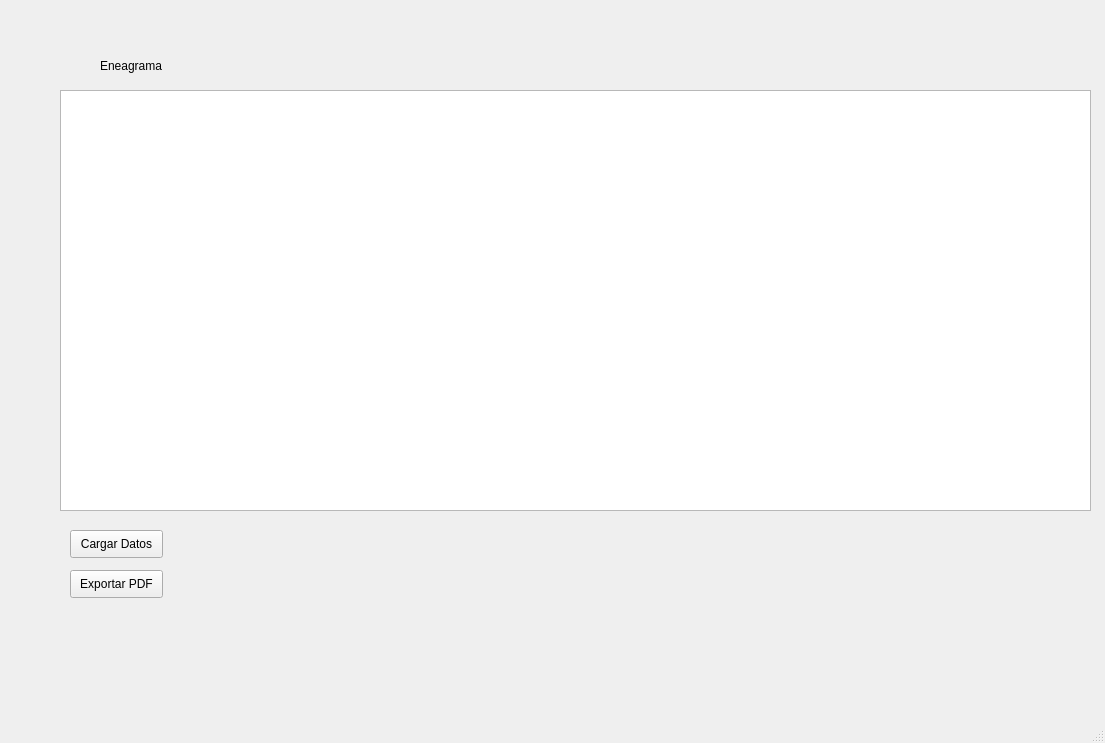
Old version of the form eneagrama.ui in the repository Jhojanmm/Eneagrama.
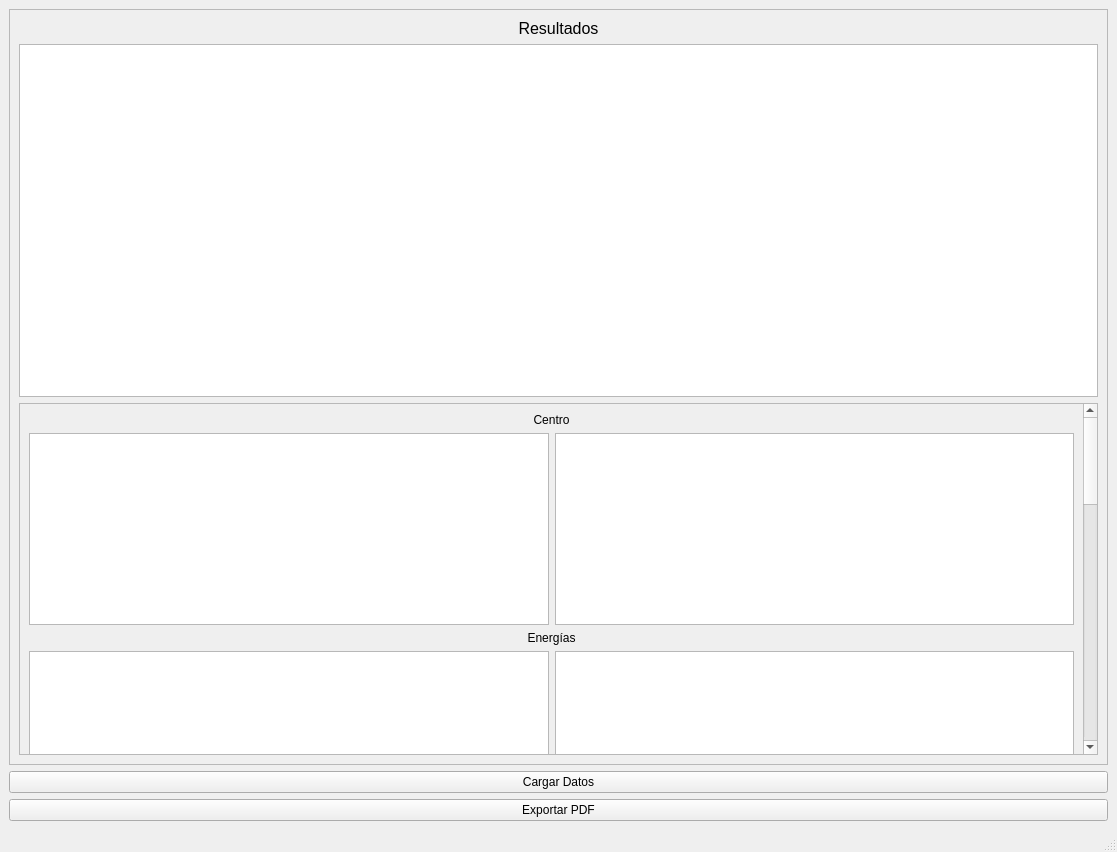
New version of the form.

```diff
--- a/eneagrama.ui
+++ b/eneagrama.ui
@@ -6,63 +6,266 @@
    <rect>
     <x>0</x>
     <y>0</y>
-    <width>1105</width>
-    <height>743</height>
+    <width>1117</width>
+    <height>852</height>
    </rect>
   </property>
+  <property name="sizePolicy">
+   <sizepolicy hsizetype="Expanding" vsizetype="Expanding">
+    <horstretch>0</horstretch>
+    <verstretch>0</verstretch>
+   </sizepolicy>
+  </property>
   <property name="windowTitle">
    <string>MainWindow</string>
   </property>
   <widget class="QWidget" name="centralwidget">
-   <widget class="QLabel" name="lblHola">
-    <property name="geometry">
-     <rect>
-      <x>100</x>
-      <y>50</y>
-      <width>161</width>
-      <height>31</height>
-     </rect>
-    </property>
-    <property name="text">
-     <string>Eneagrama</string>
-    </property>
-   </widget>
-   <widget class="QPushButton" name="cargar_datos_btn">
-    <property name="geometry">
-     <rect>
-      <x>70</x>
-      <y>530</y>
-      <width>93</width>
-      <height>28</height>
-     </rect>
-    </property>
-    <property name="text">
-     <string>Cargar Datos</string>
-    </property>
-   </widget>
-   <widget class="QPushButton" name="exportar_pdf_btn">
-    <property name="geometry">
-     <rect>
-      <x>70</x>
-      <y>570</y>
-      <width>93</width>
-      <height>28</height>
-     </rect>
-    </property>
-    <property name="text">
-     <string>Exportar PDF</string>
-    </property>
-   </widget>
-   <widget class="QTableWidget" name="tabla">
-    <property name="geometry">
-     <rect>
-      <x>60</x>
-      <y>90</y>
-      <width>1031</width>
-      <height>421</height>
-     </rect>
-    </property>
-   </widget>
+   <layout class="QVBoxLayout" name="verticalLayout_8">
+    <item>
+     <widget class="QScrollArea" name="scrollArea_2">
+      <property name="widgetResizable">
+       <bool>true</bool>
+      </property>
+      <widget class="QWidget" name="scrollAreaWidgetContents_2">
+       <property name="geometry">
+        <rect>
+         <x>0</x>
+         <y>0</y>
+         <width>1093</width>
+         <height>705</height>
+        </rect>
+       </property>
+       <layout class="QVBoxLayout" name="verticalLayout_9">
+        <item>
+         <widget class="QLabel" name="label_6">
+          <property name="font">
+           <font>
+            <family>Arial</family>
+            <pointsize>12</pointsize>
+           </font>
+          </property>
+          <property name="text">
+           <string>Resultados</string>
+          </property>
+          <property name="alignment">
+           <set>Qt::AlignCenter</set>
+          </property>
+         </widget>
+        </item>
+        <item>
+         <widget class="QTableWidget" name="tabla">
+          <property name="sizePolicy">
+           <sizepolicy hsizetype="Expanding" vsizetype="Expanding">
+            <horstretch>0</horstretch>
+            <verstretch>0</verstretch>
+           </sizepolicy>
+          </property>
+          <property name="sizeAdjustPolicy">
+           <enum>QAbstractScrollArea::AdjustToContents</enum>
+          </property>
+         </widget>
+        </item>
+        <item>
+         <widget class="QScrollArea" name="scrollArea">
+          <property name="enabled">
+           <bool>true</bool>
+          </property>
+          <property name="sizePolicy">
+           <sizepolicy hsizetype="Expanding" vsizetype="Expanding">
+            <horstretch>0</horstretch>
+            <verstretch>0</verstretch>
+           </sizepolicy>
+          </property>
+          <property name="verticalScrollBarPolicy">
+           <enum>Qt::ScrollBarAlwaysOn</enum>
+          </property>
+          <property name="sizeAdjustPolicy">
+           <enum>QAbstractScrollArea::AdjustToContents</enum>
+          </property>
+          <property name="widgetResizable">
+           <bool>true</bool>
+          </property>
+          <widget class="QWidget" name="scrollAreaWidgetContents">
+           <property name="geometry">
+            <rect>
+             <x>0</x>
+             <y>0</y>
+             <width>1048</width>
+             <height>1328</height>
+            </rect>
+           </property>
+           <layout class="QVBoxLayout" name="verticalLayout">
+            <item>
+             <widget class="QLabel" name="label">
+              <property name="text">
+               <string>Centro</string>
+              </property>
+              <property name="alignment">
+               <set>Qt::AlignCenter</set>
+              </property>
+             </widget>
+            </item>
+            <item>
+             <layout class="QHBoxLayout" name="horizontalLayout">
+              <item>
+               <widget class="QTableWidget" name="tablaCentro">
+                <property name="sizePolicy">
+                 <sizepolicy hsizetype="Minimum" vsizetype="Minimum">
+                  <horstretch>0</horstretch>
+                  <verstretch>0</verstretch>
+                 </sizepolicy>
+                </property>
+                <attribute name="horizontalHeaderCascadingSectionResizes">
+                 <bool>true</bool>
+                </attribute>
+               </widget>
+              </item>
+              <item>
+               <widget class="QTableWidget" name="tablaCentroR">
+                <property name="sizePolicy">
+                 <sizepolicy hsizetype="Minimum" vsizetype="Minimum">
+                  <horstretch>0</horstretch>
+                  <verstretch>0</verstretch>
+                 </sizepolicy>
+                </property>
+                <property name="sizeAdjustPolicy">
+                 <enum>QAbstractScrollArea::AdjustIgnored</enum>
+                </property>
+               </widget>
+              </item>
+             </layout>
+            </item>
+            <item>
+             <widget class="QLabel" name="label_2">
+              <property name="text">
+               <string>Energías</string>
+              </property>
+              <property name="alignment">
+               <set>Qt::AlignCenter</set>
+              </property>
+             </widget>
+            </item>
+            <item>
+             <layout class="QHBoxLayout" name="horizontalLayout_2">
+              <item>
+               <widget class="QTableWidget" name="tablaEnergia">
+                <property name="sizePolicy">
+                 <sizepolicy hsizetype="Minimum" vsizetype="Minimum">
+                  <horstretch>0</horstretch>
+                  <verstretch>0</verstretch>
+                 </sizepolicy>
+                </property>
+               </widget>
+              </item>
+              <item>
+               <widget class="QTableWidget" name="tablaEnergiaR">
+                <property name="sizePolicy">
+                 <sizepolicy hsizetype="Minimum" vsizetype="Minimum">
+                  <horstretch>0</horstretch>
+                  <verstretch>0</verstretch>
+                 </sizepolicy>
+                </property>
+               </widget>
+              </item>
+             </layout>
+            </item>
+            <item>
+             <widget class="QLabel" name="label_3">
+              <property name="text">
+               <string>Espejos</string>
+              </property>
+              <property name="alignment">
+               <set>Qt::AlignCenter</set>
+              </property>
+             </widget>
+            </item>
+            <item>
+             <widget class="QTableWidget" name="tablaEspejo">
+              <property name="sizePolicy">
+               <sizepolicy hsizetype="Minimum" vsizetype="Minimum">
+                <horstretch>0</horstretch>
+                <verstretch>0</verstretch>
+               </sizepolicy>
+              </property>
+             </widget>
+            </item>
+            <item>
+             <widget class="QLabel" name="label_4">
+              <property name="text">
+               <string>Antagonismos</string>
+              </property>
+              <property name="alignment">
+               <set>Qt::AlignCenter</set>
+              </property>
+             </widget>
+            </item>
+            <item>
+             <widget class="QTableWidget" name="tablaAntagonismo">
+              <property name="sizePolicy">
+               <sizepolicy hsizetype="Minimum" vsizetype="Minimum">
+                <horstretch>0</horstretch>
+                <verstretch>0</verstretch>
+               </sizepolicy>
+              </property>
+             </widget>
+            </item>
+            <item>
+             <widget class="QLabel" name="label_5">
+              <property name="text">
+               <string>Eneatipos</string>
+              </property>
+              <property name="alignment">
+               <set>Qt::AlignCenter</set>
+              </property>
+             </widget>
+            </item>
+            <item>
+             <widget class="QTableWidget" name="tablaEneatipos">
+              <property name="sizePolicy">
+               <sizepolicy hsizetype="Minimum" vsizetype="Minimum">
+                <horstretch>0</horstretch>
+                <verstretch>0</verstretch>
+               </sizepolicy>
+              </property>
+             </widget>
+            </item>
+            <item>
+             <widget class="QTableWidget" name="tableWidget">
+              <property name="sizePolicy">
+               <sizepolicy hsizetype="Minimum" vsizetype="Minimum">
+                <horstretch>0</horstretch>
+                <verstretch>0</verstretch>
+               </sizepolicy>
+              </property>
+             </widget>
+            </item>
+           </layout>
+          </widget>
+         </widget>
+        </item>
+       </layout>
+      </widget>
+     </widget>
+    </item>
+    <item>
+     <layout class="QVBoxLayout" name="verticalLayout_6">
+      <item>
+       <widget class="QPushButton" name="cargar_datos_btn">
+        <property name="text">
+         <string>Cargar Datos</string>
+        </property>
+       </widget>
+      </item>
+      <item>
+       <widget class="QPushButton" name="exportar_pdf_btn">
+        <property name="text">
+         <string>Exportar PDF</string>
+        </property>
+       </widget>
+      </item>
+     </layout>
+    </item>
+   </layout>
   </widget>
   <widget class="QMenuBar" name="menubar">
    <property name="geometry">
```
Left out of the diff: 2 changed lines with no effect on the pictures.
